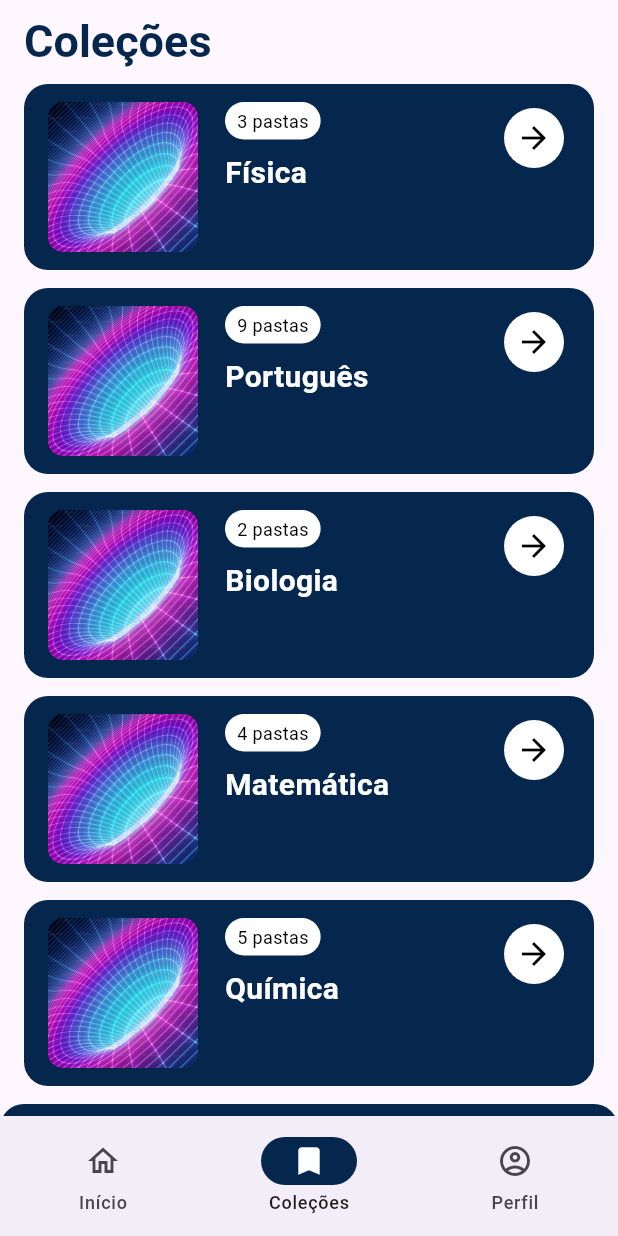
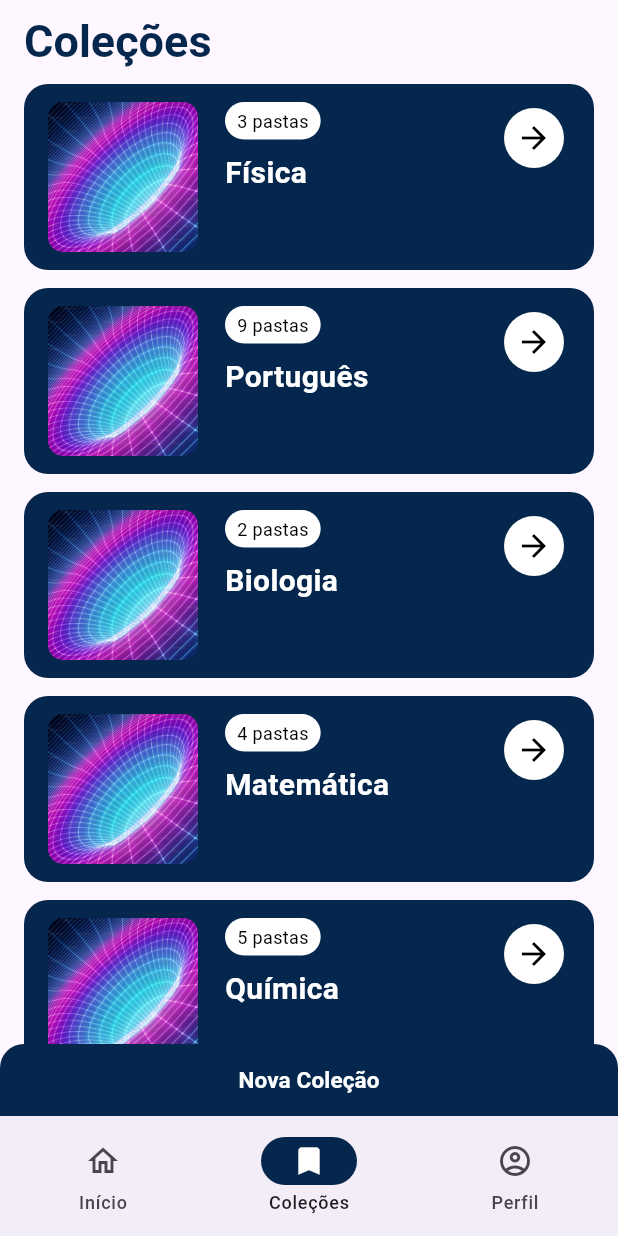
Before and after one commit to IsequielNascimento/aprendoai_front, a Flutter app: the screen it shows after launch, item 2 of the bottom bar chosen, on a phone screen of 412 x 824 dp. Run offline on Flutter 3.47's test engine with Material 3 defaults, Android fonts, the phone set to English and light mode, and no system bars.

```diff
--- a/lib/pages/foldersPage.dart
+++ b/lib/pages/foldersPage.dart
@@ -1,17 +1,13 @@
-import 'package:aprendoai_front/widgets/folders.dart';
-import 'package:aprendoai_front/widgets/modal_bottom_sheet.dart';
 import 'package:flutter/material.dart';
-
-import '../widgets/bottom_navigation.dart';
+import '../widgets/folders.dart';
+import '../widgets/modal_bottom_sheet.dart';
 
 class FoldersPage extends StatelessWidget {
   const FoldersPage({super.key});
 
   @override
   Widget build(BuildContext context) {
-    return MaterialApp(
-      title: 'Folders Page',
-      home: Scaffold(
+    return Scaffold(
       appBar: AppBar(
         title: const Text(
           "Coleções",
@@ -22,21 +18,18 @@ class FoldersPage extends StatelessWidget {
           ),
         ),
       ),
-        body: Column(
-          mainAxisAlignment: MainAxisAlignment.spaceBetween,
-          children: [
-            SingleChildScrollView(
-              padding: const EdgeInsets.only(left: 16, right: 16),
-              child: const Column(
+      body: SingleChildScrollView(
+        padding: const EdgeInsets.symmetric(horizontal: 16),
+        child:           Column(
             crossAxisAlignment: CrossAxisAlignment.start,
             children: [
               FoldersWidget(),
+              SizedBox(height: 20),
             ],
           ),
         ),
 
-            /// Botão "Nova Coleção" que chama o ModalBottomSheet
-            Container(
+      bottomNavigationBar: Container(
         width: double.infinity,
         decoration: const BoxDecoration(
           color: Color(0xFF05274D),
@@ -47,10 +40,9 @@ class FoldersPage extends StatelessWidget {
           onPressed: () {
             showModalBottomSheet(
               context: context,
-                    isScrollControlled: true, // Para ocupar mais espaço da tela
+              isScrollControlled: true,
               shape: const RoundedRectangleBorder(
-                      borderRadius:
-                          BorderRadius.vertical(top: Radius.circular(16)),
+                borderRadius: BorderRadius.vertical(top: Radius.circular(16)),
               ),
               builder: (context) => const ModalBottomSheetWidget(),
             );
@@ -65,9 +57,6 @@ class FoldersPage extends StatelessWidget {
           ),
         ),
       ),
-          ],
-        ),
-      ),
     );
   }
 }
```
Lines whose indentation alone changed are shown as unchanged.
